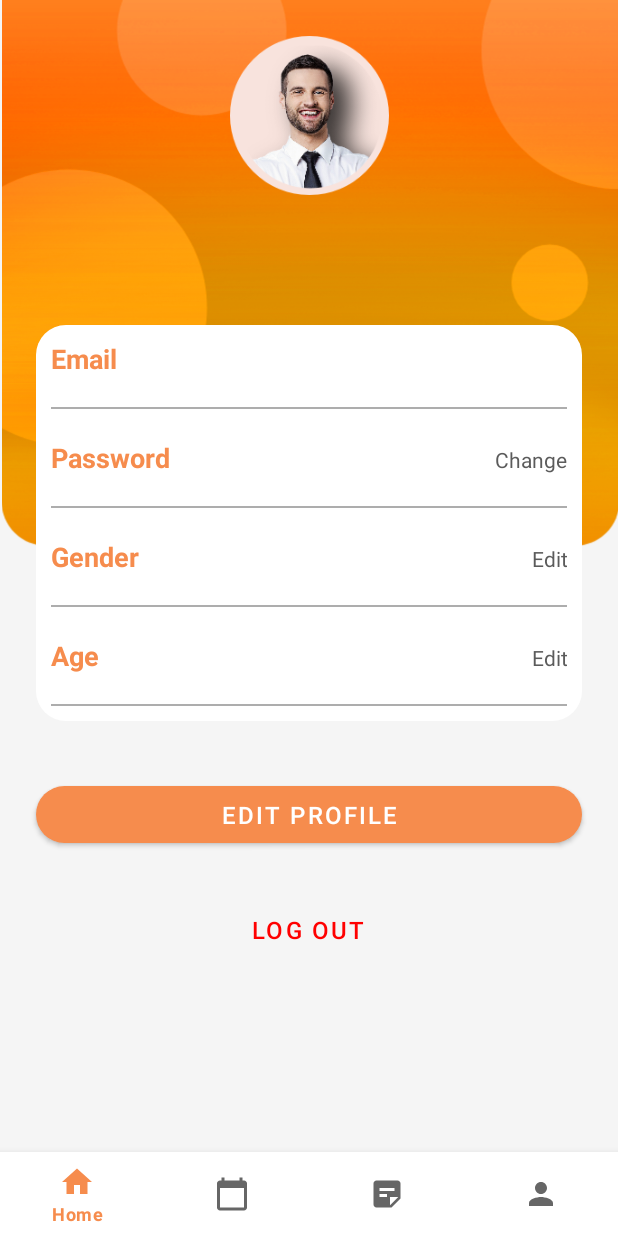
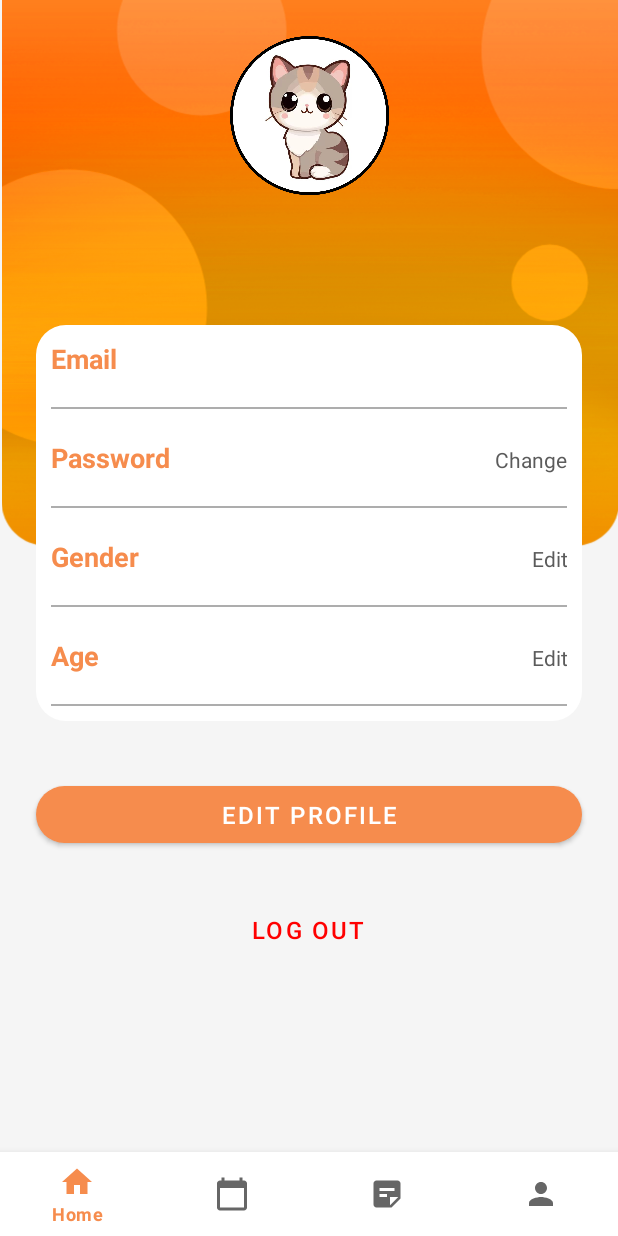
Before and after one commit to Akihsi7/Task_Scheduler, an Android app: the Profile screen opened through its navigation route, on a phone screen of 412 x 824 dp. Run offline under Robolectric (Android 15) with nearby library versions, the phone set to English and light mode, and no system bars; our stand-ins replace Firebase (no records; nobody signed in at launch, a user with empty details on screens opened directly), navigation-ui.

Commit message:
Update profile

```diff
--- a/app/src/main/res/layout/fragment_profile.xml
+++ b/app/src/main/res/layout/fragment_profile.xml
@@ -21,7 +21,7 @@
         android:layout_width="131dp"
         android:layout_height="106dp"
         android:layout_marginTop="24dp"
-        android:src="@drawable/profile"
+        android:src="@drawable/cutecat"
         app:layout_constraintEnd_toEndOf="parent"
         app:layout_constraintStart_toStartOf="parent"
         app:layout_constraintTop_toTopOf="parent" />
```
Also changed, not shown: app/src/main/res/drawable/cutecat.png (added).
